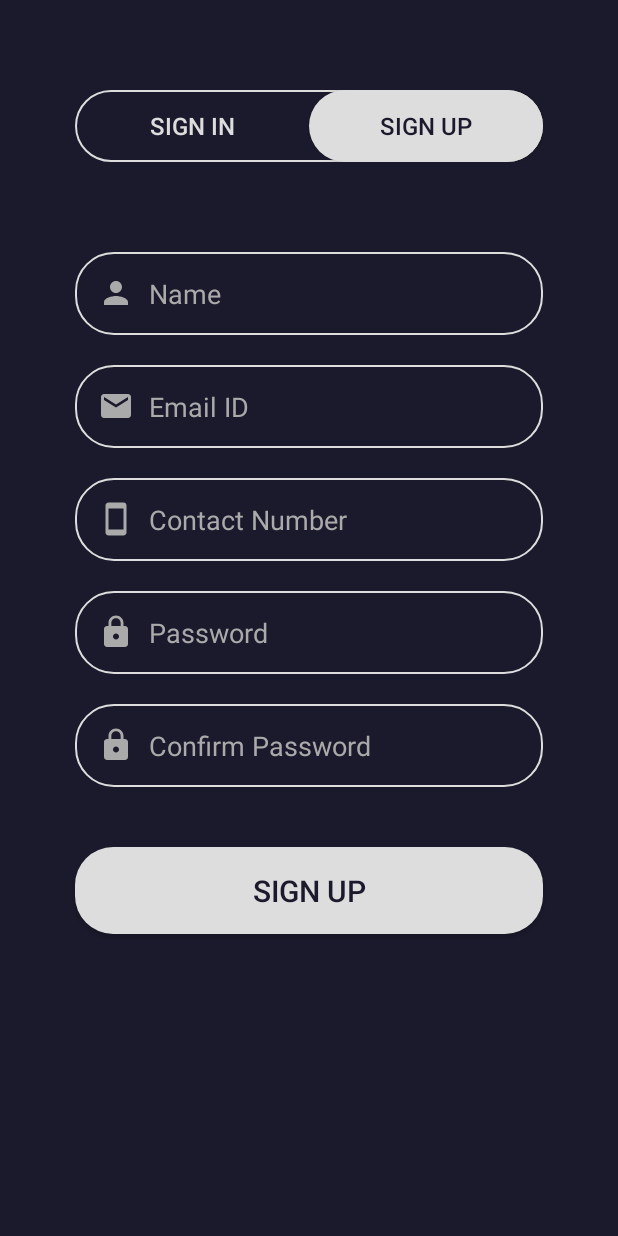
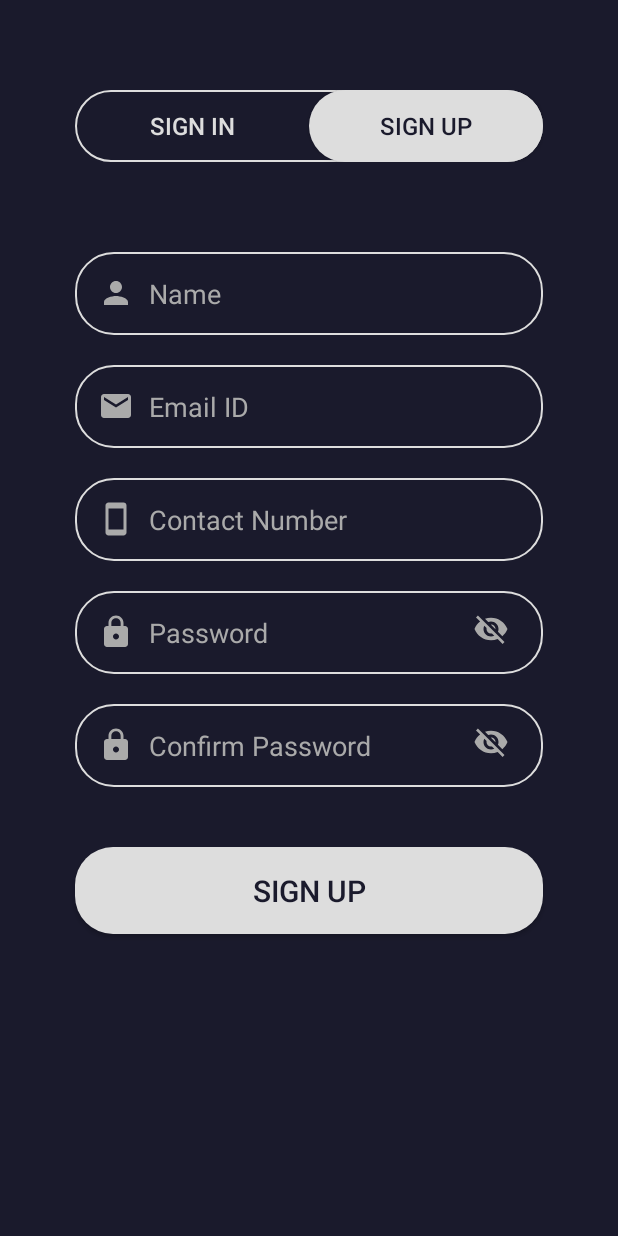
Before and after one commit to ashiishjn/MovieApp, an Android app: the SignUp screen opened through its navigation route, on a phone screen of 412 x 824 dp. Run offline under Robolectric (Android 15) with nearby library versions, the phone set to English and light mode, and no system bars.

Commit message:
Implemented View Binding

```diff
--- a/app/src/main/java/com/example/movieapp/fragment/AdminSignIn.kt
+++ b/app/src/main/java/com/example/movieapp/fragment/AdminSignIn.kt
@@ -33,7 +33,7 @@ class AdminSignIn : Fragment() {
     }
 
     override fun onViewCreated(view: View, savedInstanceState: Bundle?) {
-        adminSignInView.workWithListener(view)
+        adminSignInView.workWithListener(view, binding)
 
     }
 
--- a/app/src/main/java/com/example/movieapp/fragment/MovieDescription.kt
+++ b/app/src/main/java/com/example/movieapp/fragment/MovieDescription.kt
@@ -28,6 +28,10 @@ class MovieDescription : Fragment() {
         binding.bookTicketsButton.setOnClickListener {
             findNavController().navigate(R.id.action_movieDescription_to_theatreSelection)
         }
+
+        binding.movieDescriptionBackArrow.setOnClickListener {
+            findNavController().navigate(R.id.action_movieDescription_to_homeScreen)
+        }
     }
 
     override fun onDestroyView() {
--- a/app/src/main/java/com/example/movieapp/fragment/SignIn.kt
+++ b/app/src/main/java/com/example/movieapp/fragment/SignIn.kt
@@ -26,24 +26,13 @@ class SignIn : Fragment() {
     ): View? {
         _binding= FragmentSignInBinding.inflate(inflater, container, false)
 
-        binding.loginButton.setOnClickListener {
-            Toast.makeText(context, "SignIn Successful", Toast.LENGTH_SHORT).show();
-            findNavController().navigate(R.id.action_signIn_to_homeScreen)
-        }
 
-        binding.signInasAdmin.setOnClickListener {
-            findNavController().navigate(R.id.action_signIn_to_adminSignIn)
-        }
-
-        binding.SignInToSignUp.setOnClickListener {
-            findNavController().navigate(R.id.action_signIn_to_signUp)
-        }
         // Inflate the layout for this fragment
         return binding.root
     }
 
     override fun onViewCreated(view: View, savedInstanceState: Bundle?) {
-        signInView.workWithListener(view)
+        signInView.workWithListener(view, binding)
 
     }
 
--- a/app/src/main/java/com/example/movieapp/fragment/SignUp.kt
+++ b/app/src/main/java/com/example/movieapp/fragment/SignUp.kt
@@ -47,7 +47,7 @@ class SignUp : Fragment() {
 
     override fun onViewCreated(view: View, savedInstanceState: Bundle?) {
 
-        signUpView.workWithListener(view)
+        signUpView.workWithListener(view, binding)
 
 
     }
--- a/app/src/main/java/com/example/movieapp/model/Theatre_P.kt
+++ b/app/src/main/java/com/example/movieapp/model/Theatre_P.kt
@@ -1,4 +1,8 @@
 package com.example.movieapp.model
+
+// This is a dummy class to implement theatre Selection page.
+// We should an arrayList of timings in the class Theatre. The data in arrayList can be local.
+// This is required to show different timings for a theatre.
 
 class Theatre_P(val name: String, val timing: ArrayList<String>) {
 }
--- a/app/src/main/java/com/example/movieapp/ui/SignInView.kt
+++ b/app/src/main/java/com/example/movieapp/ui/SignInView.kt
@@ -5,31 +5,44 @@ import android.text.method.PasswordTransformationMethod
 import android.view.View
 import android.widget.EditText
 import android.widget.ImageButton
+import android.widget.Toast
+import androidx.navigation.findNavController
+import androidx.navigation.fragment.NavHostFragment.Companion.findNavController
 import com.example.movieapp.R
+import com.example.movieapp.databinding.FragmentAdminSignInBinding
+import com.example.movieapp.databinding.FragmentSignInBinding
 
 class SignInView {
 
-    fun workWithListener(view : View) {
+    fun workWithListener(view : View, binding: FragmentSignInBinding) {
         var flag : Boolean = true
 
-        val username : EditText = view.findViewById(R.id.login_username)
-        val password : EditText = view.findViewById(R.id.login_password)
+        binding.loginShowpassword.setImageResource(R.drawable.va_baseline_visibility_off_24)
 
-        val showPassword : ImageButton = view.findViewById(R.id.login_showpassword)
-
-        showPassword.setImageResource(R.drawable.va_baseline_visibility_off_24)
-
-        showPassword.setOnClickListener(View.OnClickListener {
+        binding.loginShowpassword.setOnClickListener(View.OnClickListener {
             if (flag) {
-                showPassword.setImageResource(R.drawable.va_baseline_visibility_24)
-                password.setTransformationMethod(HideReturnsTransformationMethod.getInstance())
+                binding.loginShowpassword.setImageResource(R.drawable.va_baseline_visibility_24)
+                binding.loginPassword.setTransformationMethod(HideReturnsTransformationMethod.getInstance())
                 flag = false
             } else {
-                showPassword.setImageResource(R.drawable.va_baseline_visibility_off_24)
-                password.setTransformationMethod(PasswordTransformationMethod.getInstance())
+                binding.loginShowpassword.setImageResource(R.drawable.va_baseline_visibility_off_24)
+                binding.loginPassword.setTransformationMethod(PasswordTransformationMethod.getInstance())
                 flag = true
             }
         })
 
+        binding.loginButton.setOnClickListener {
+            Toast.makeText(view.context, "SignIn Successful", Toast.LENGTH_SHORT).show();
+            view.findNavController().navigate(R.id.action_signIn_to_homeScreen)
+        }
+
+        binding.signInasAdmin.setOnClickListener {
+            view.findNavController().navigate(R.id.action_signIn_to_adminSignIn)
+        }
+
+        binding.SignInToSignUp.setOnClickListener {
+            view.findNavController().navigate(R.id.action_signIn_to_signUp)
+        }
     }
+
 }
--- a/app/src/main/java/com/example/movieapp/ui/SignUpView.kt
+++ b/app/src/main/java/com/example/movieapp/ui/SignUpView.kt
@@ -8,32 +8,28 @@ import android.view.View
 import android.widget.Button
 import android.widget.EditText
 import android.widget.ImageButton
+import android.widget.Toast
+import androidx.navigation.findNavController
+import androidx.navigation.fragment.findNavController
 import com.example.movieapp.R
+import com.example.movieapp.databinding.FragmentSignUpBinding
 
 class SignUpView {
-    fun workWithListener(view : View) {
-        val name : EditText = view.findViewById(R.id.signUp_name)
-        val email : EditText = view.findViewById(R.id.signUp_emailId)
-        val mobileNo : EditText = view.findViewById(R.id.signUp_mobileNo)
-        val password : EditText = view.findViewById(R.id.signUp_password1)
-        val confirmPassword : EditText = view.findViewById(R.id.signUp_password2)
+    fun workWithListener(view : View, binding : FragmentSignUpBinding) {
 
-        val showPassword: ImageButton = view.findViewById(R.id.signUp_showPassword1)
-        val confirmShowPassword: ImageButton = view.findViewById(R.id.signUp_showPassword2)
-
-        mobileNo.addTextChangedListener(object : TextWatcher {
+        binding.signUpMobileNo.addTextChangedListener(object : TextWatcher {
             override fun afterTextChanged(s: Editable) {}
             override fun beforeTextChanged(s: CharSequence, start: Int, count: Int, after: Int) {}
             override fun onTextChanged(s: CharSequence, start: Int, before: Int, count: Int) {
                 if (s.length != 10) {
-                    mobileNo.setCompoundDrawablesWithIntrinsicBounds(
+                    binding.signUpMobileNo.setCompoundDrawablesWithIntrinsicBounds(
                         R.drawable.va_baseline_smartphone_24,
                         0,
                         R.drawable.va_baseline_error_outline_24,
                         0
                     )
                 } else {
-                    mobileNo.setCompoundDrawablesWithIntrinsicBounds(
+                    binding.signUpMobileNo.setCompoundDrawablesWithIntrinsicBounds(
                         R.drawable.va_baseline_smartphone_24,
                         0,
                         0,
@@ -46,30 +42,39 @@ class SignUpView {
         var flag = true
         var confirmFlag = true
 
-        showPassword.setBackgroundResource(R.drawable.va_baseline_visibility_off_24)
-        showPassword.setOnClickListener(View.OnClickListener {
+        binding.signUpShowPassword1.setImageResource(R.drawable.va_baseline_visibility_off_24)
+        binding.signUpShowPassword1.setOnClickListener(View.OnClickListener {
             if (flag) {
-                showPassword.setBackgroundResource(R.drawable.va_baseline_visibility_24)
-                password.setTransformationMethod(HideReturnsTransformationMethod.getInstance())
+                binding.signUpShowPassword1.setImageResource(R.drawable.va_baseline_visibility_24)
+                binding.signUpPassword1.setTransformationMethod(HideReturnsTransformationMethod.getInstance())
                 flag = false
             } else {
-                showPassword.setBackgroundResource(R.drawable.va_baseline_visibility_off_24)
-                password.setTransformationMethod(PasswordTransformationMethod.getInstance())
+                binding.signUpShowPassword1.setImageResource(R.drawable.va_baseline_visibility_off_24)
+                binding.signUpPassword1.setTransformationMethod(PasswordTransformationMethod.getInstance())
                 flag = true
             }
         })
 
-        confirmShowPassword.setBackgroundResource(R.drawable.va_baseline_visibility_off_24)
-        confirmShowPassword.setOnClickListener(View.OnClickListener {
+        binding.signUpShowPassword2.setImageResource(R.drawable.va_baseline_visibility_off_24)
+        binding.signUpShowPassword2.setOnClickListener(View.OnClickListener {
             if (confirmFlag) {
-                confirmShowPassword.setBackgroundResource(R.drawable.va_baseline_visibility_24)
-                confirmPassword.setTransformationMethod(HideReturnsTransformationMethod.getInstance())
+                binding.signUpShowPassword2.setImageResource(R.drawable.va_baseline_visibility_24)
+                binding.signUpPassword2.setTransformationMethod(HideReturnsTransformationMethod.getInstance())
                 confirmFlag = false
             } else {
-                confirmShowPassword.setBackgroundResource(R.drawable.va_baseline_visibility_off_24)
-                confirmPassword.setTransformationMethod(PasswordTransformationMethod.getInstance())
+                binding.signUpShowPassword2.setImageResource(R.drawable.va_baseline_visibility_off_24)
+                binding.signUpPassword2.setTransformationMethod(PasswordTransformationMethod.getInstance())
                 confirmFlag = true
             }
         })
+
+        binding.signUpButton.setOnClickListener {
+            Toast.makeText(view.context, "SignUp Successful", Toast.LENGTH_SHORT).show()
+            view.findNavController().navigate(R.id.action_signUp_to_movieDescription)
+        }
+
+        binding.SignUpToSignIn.setOnClickListener {
+            view.findNavController().navigate(R.id.action_signUp_to_signIn)
+        }
     }
 }
--- a/app/src/main/res/drawable/va_baseline_error_outline_24.xml
+++ b/app/src/main/res/drawable/va_baseline_error_outline_24.xml
@@ -1,4 +1,4 @@
-<vector android:height="24dp" android:tint="#000000"
+<vector android:height="24dp" android:tint="@color/extra_light_grey"
     android:viewportHeight="24" android:viewportWidth="24"
     android:width="24dp" xmlns:android="http://schemas.android.com/apk/res/android">
     <path android:fillColor="@android:color/white" android:pathData="M11,15h2v2h-2zM11,7h2v6h-2zM11.99,2C6.47,2 2,6.48 2,12s4.47,10 9.99,10C17.52,22 22,17.52 22,12S17.52,2 11.99,2zM12,20c-4.42,0 -8,-3.58 -8,-8s3.58,-8 8,-8 8,3.58 8,8 -3.58,8 -8,8z"/>
--- a/app/src/main/res/drawable/va_baseline_logout_24.xml
+++ b/app/src/main/res/drawable/va_baseline_logout_24.xml
@@ -1,5 +1,5 @@
 <vector android:autoMirrored="true" android:height="24dp"
-    android:tint="#000000" android:viewportHeight="24"
+    android:tint="@color/extra_light_grey" android:viewportHeight="24"
     android:viewportWidth="24" android:width="24dp" xmlns:android="http://schemas.android.com/apk/res/android">
     <path android:fillColor="@android:color/white" android:pathData="M17,7l-1.41,1.41L18.17,11H8v2h10.17l-2.58,2.58L17,17l5,-5zM4,5h8V3H4c-1.1,0 -2,0.9 -2,2v14c0,1.1 0.9,2 2,2h8v-2H4V5z"/>
 </vector>
--- a/app/src/main/res/layout/fragment_sign_up.xml
+++ b/app/src/main/res/layout/fragment_sign_up.xml
@@ -123,8 +123,8 @@
                     android:layout_height="30dp"
                     android:layout_marginTop="20dp"
                     android:id="@+id/signUp_showPassword1"
-                    android:layout_marginRight="5dp"
-                    android:layout_marginLeft="-60dp"
+                    android:layout_marginEnd="5dp"
+                    android:layout_marginStart="-60dp"
                     android:padding="15dp"
                     style="?android:buttonBarButtonStyle" />
 
@@ -155,8 +155,8 @@
                     android:layout_height="30dp"
                     android:layout_marginTop="20dp"
                     android:id="@+id/signUp_showPassword2"
-                    android:layout_marginRight="5dp"
-                    android:layout_marginLeft="-60dp"
+                    android:layout_marginEnd="5dp"
+                    android:layout_marginStart="-60dp"
                     android:padding="15dp"
                     style="?android:buttonBarButtonStyle" />
 
--- a/app/src/main/res/layout/fragment_theatre_selection.xml
+++ b/app/src/main/res/layout/fragment_theatre_selection.xml
@@ -20,7 +20,7 @@
                 android:orientation="horizontal">
 
                 <ImageView
-                    android:id="@+id/movie_back_arrow"
+                    android:id="@+id/theatre_selection_back_arrow"
                     android:layout_marginStart="20dp"
                     android:layout_width="25dp"
                     android:layout_height="25dp"
--- a/app/src/main/res/navigation/nav_graph.xml
+++ b/app/src/main/res/navigation/nav_graph.xml
@@ -54,6 +54,11 @@
         <action
             android:id="@+id/action_homeScreen_to_movieDescription"
             app:destination="@id/movieDescription" />
+        <action
+            android:id="@+id/action_homeScreen_to_signIn"
+            app:destination="@id/signIn"
+            app:popUpTo="@id/homeScreen"
+            app:popUpToInclusive="true" />
     </fragment>
     <fragment
         android:id="@+id/movieDescription"
@@ -63,10 +68,21 @@
         <action
             android:id="@+id/action_movieDescription_to_theatreSelection"
             app:destination="@id/theatreSelection" />
+        <action
+            android:id="@+id/action_movieDescription_to_homeScreen"
+            app:destination="@id/homeScreen"
+            app:popUpTo="@id/movieDescription"
+            app:popUpToInclusive="true" />
     </fragment>
     <fragment
         android:id="@+id/theatreSelection"
         android:name="com.example.movieapp.fragment.TheatreSelection"
         android:label="fragment_theatre_selection"
-        tools:layout="@layout/fragment_theatre_selection" />
+        tools:layout="@layout/fragment_theatre_selection" >
+        <action
+            android:id="@+id/action_theatreSelection_to_movieDescription"
+            app:destination="@id/movieDescription"
+            app:popUpTo="@id/theatreSelection"
+            app:popUpToInclusive="true" />
+    </fragment>
 </navigation>
```
Also changed, not shown: app/src/main/java/com/example/movieapp/fragment/HomeScreen.kt (+2 -31 lines), app/src/main/java/com/example/movieapp/fragment/TheatreSelection.kt (+8 -5 lines), app/src/main/java/com/example/movieapp/ui/AdminSignInView.kt (+10 -19 lines), app/src/main/java/com/example/movieapp/ui/HomeScreenView.kt (+43 -1 lines), app/src/main/res/layout/fragment_home_screen.xml (+12 -0 lines), app/src/main/res/layout/fragment_movie_description.xml (+4 -3 lines).
